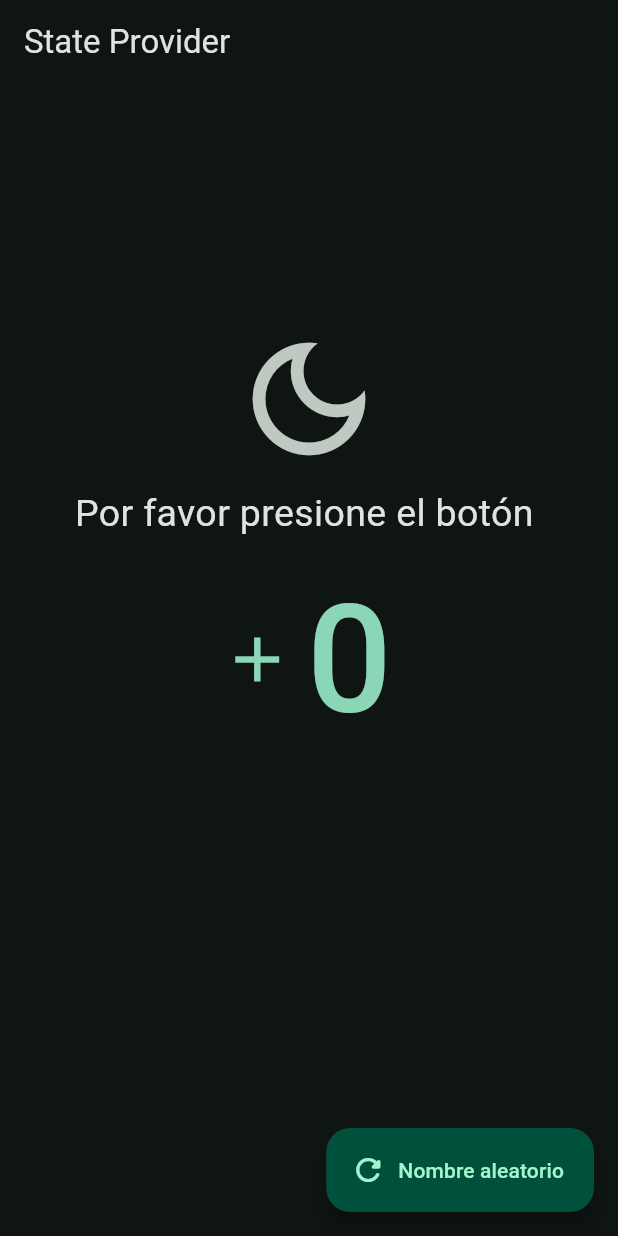
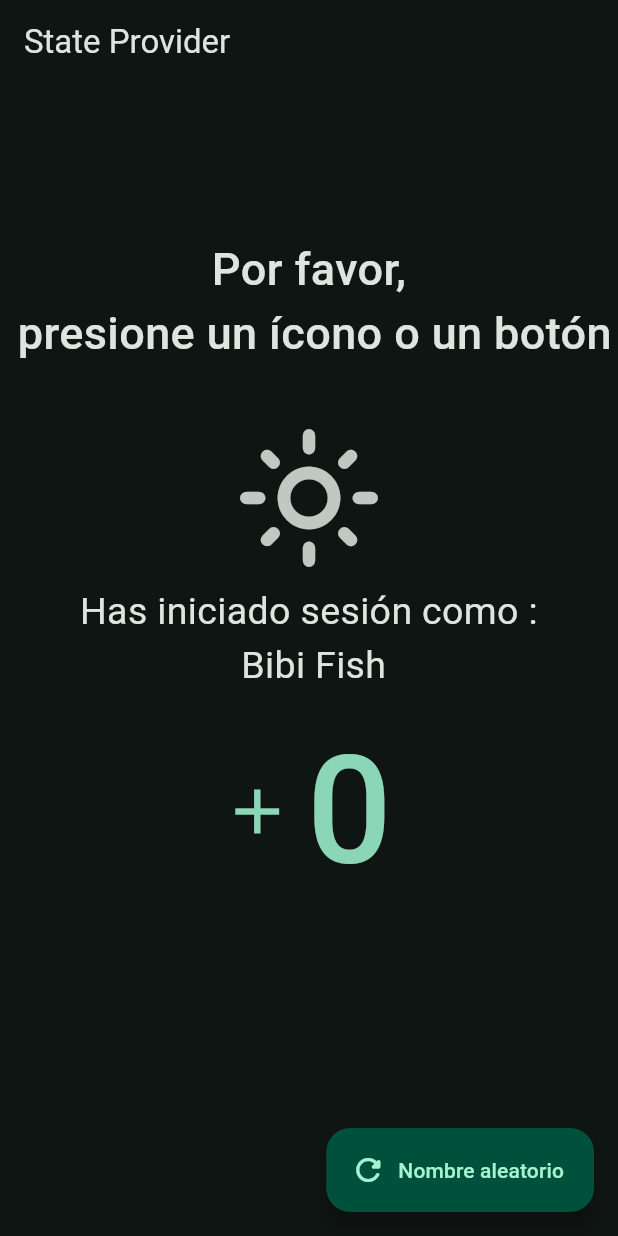
Before and after one commit to emagnu/riverpod_esp, a Flutter app: the StateProviderScreen screen opened by its route, after a tap on the "dark mode" icon, on a phone screen of 412 x 824 dp. Run offline on Flutter 3.47's test engine with Material 3 defaults, Android fonts, the phone set to English and light mode, and no system bars; our stand-ins replace dio, flutter_riverpod, go_router, riverpod_annotation; missing offline and left inert: random_name_generator; generated files the repository leaves out were written again.

Commit message:
fin de la: Resolucion de la tarea

```diff
--- a/lib/main.dart
+++ b/lib/main.dart
@@ -4,6 +4,7 @@ import 'package:flutter/material.dart';
 import 'package:flutter_riverpod/flutter_riverpod.dart';
 //  Import FILES
 import 'config/config.dart';
+import 'presentation/providers/state_providers.dart';
 
 //  PARTS
 // part 'main.g.dart';
@@ -24,6 +25,8 @@ class MyApp extends ConsumerWidget {
   @override
   Widget build(BuildContext context, WidgetRef ref) {
     final appRouter = ref.watch(appRouterProvider);
+    final isDarkMode = ref.watch(darkModeProvider);
+
     return MaterialApp.router(
       title: 'Riverpod Providers',
       debugShowCheckedModeBanner: false,
@@ -32,7 +35,8 @@ class MyApp extends ConsumerWidget {
 
       routerConfig: appRouter,
       // theme: AppTheme(isDarkmode: false).getTheme(),
-      theme: AppTheme(isDarkmode: true).getTheme(),
+      // theme: AppTheme(isDarkmode: true).getTheme(),
+      theme: AppTheme(isDarkmode: isDarkMode).getTheme(),
     );
   }
 }
--- a/lib/presentation/screens/03_state_provider/state_provider_screen.dart
+++ b/lib/presentation/screens/03_state_provider/state_provider_screen.dart
@@ -2,6 +2,7 @@
 //  Import LIBRARIES
 import 'package:flutter/material.dart';
 import 'package:flutter_riverpod/flutter_riverpod.dart';
+import 'package:riverpod_esp/config/config.dart';
 //  Import FILES
 import '../../providers/state_providers.dart';
 //  PARTS
@@ -16,6 +17,7 @@ class StateProviderScreen extends ConsumerWidget {
   Widget build(BuildContext context, WidgetRef ref) {
     final counter = ref.watch(counterProvider);
     final isDarkMode = ref.watch(darkModeProvider);
+    final userName = ref.watch(userNameProvider);
 
     return Scaffold(
       appBar: AppBar(
@@ -27,15 +29,29 @@ class StateProviderScreen extends ConsumerWidget {
             const Spacer(
               flex: 1,
             ),
+            const Text('Por favor,\n presione un ícono o un botón',
+                style: TextStyle(fontSize: 30, fontWeight: FontWeight.w500),
+                textAlign: TextAlign.center),
+            const SizedBox(height: 30.0),
             IconButton(
               // El SOL
               // icon: const Icon( Icons.light_mode_outlined, size: 100 ),
               // LA LUNA
-            icon: const Icon(Icons.dark_mode_outlined, size: 100),
-            onPressed: () {},
+              // icon: const Icon(Iconsj.dark_mode_outlined, size: 100),
+              icon: Icon(
+                  isDarkMode
+                      ? Icons.light_mode_outlined
+                      : Icons.dark_mode_outlined,
+                  size: 100),
+              onPressed: () {
+                debugPrint("Pressed Icon Button. Current value: $isDarkMode");
+                // ref.read(counterProvider.state).state += 1;
+                ref.read(darkModeProvider.notifier).toggleDarkMode();
+              },
             ),
-          const Text('Por favor presione el botón ',
-              style: TextStyle(fontSize: 25)),
+            Text('Has iniciado sesión como :\n $userName',
+                textAlign: TextAlign.center,
+                style: const TextStyle(fontSize: 25)),
             TextButton.icon(
               icon: const Icon(
                 Icons.add,
@@ -44,19 +60,23 @@ class StateProviderScreen extends ConsumerWidget {
               // label: const Text('0', style: TextStyle(fontSize: 100)),
               label: Text('$counter', style: const TextStyle(fontSize: 100)),
               onPressed: () {
-              // debugPrint("Pressed addition button. Current value: $counter");
-              // ref.read(counterProvider.state).state += 1;
+                // debugPrint("Pressed Counter button. Current value: $counter");
                 ref.read(counterProvider.notifier).increaseByOne();
               },
             ),
             const Spacer(flex: 2),
           ],
-      )),
+        ),
+      ),
       floatingActionButton: FloatingActionButton.extended(
         label: const Text('Nombre aleatorio'),
         icon: const Icon(Icons.refresh_rounded),
         onPressed: () {
           // ref.read(counterProvider.state).state = Random().nextInt(100);
+          ref
+              .read(userNameProvider.notifier)
+              // .changeUsername('Maria Gonzalez-Hidalgo');
+              .changeUsername(RandomGenerator.getRandomName());
         },
       ),
     );
```
Also changed, not shown: lib/presentation/providers/state_providers.dart (+8 -0 lines), lib/presentation/providers/state_providers.g.dart. Lines whose indentation alone changed are shown as unchanged.
